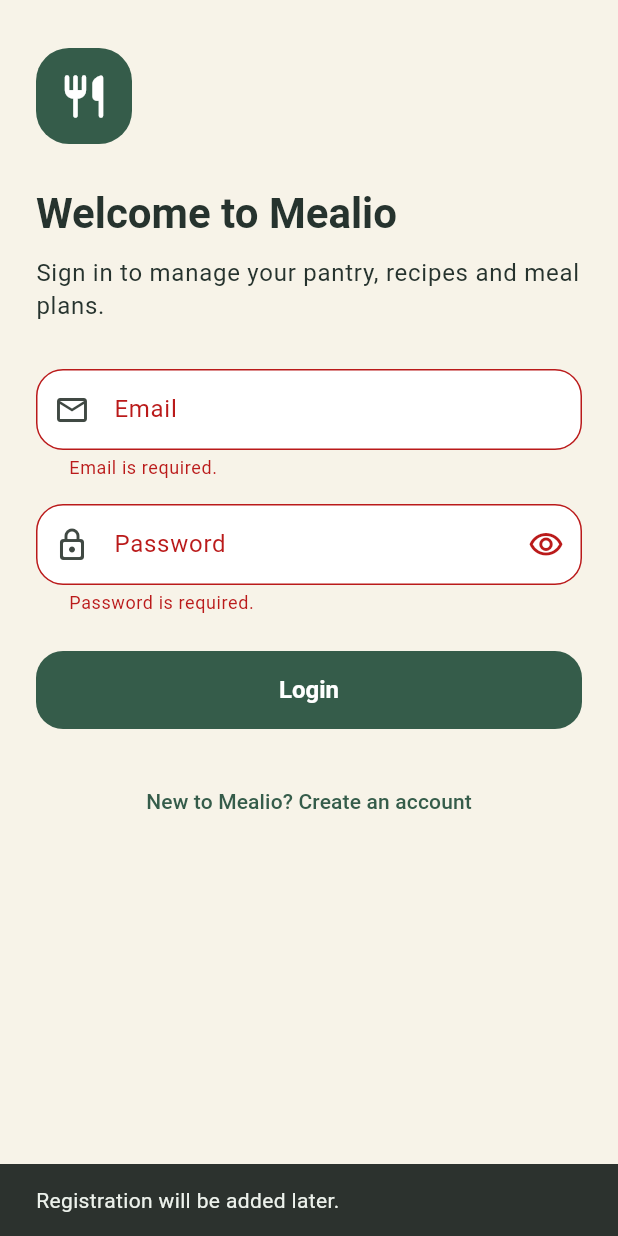
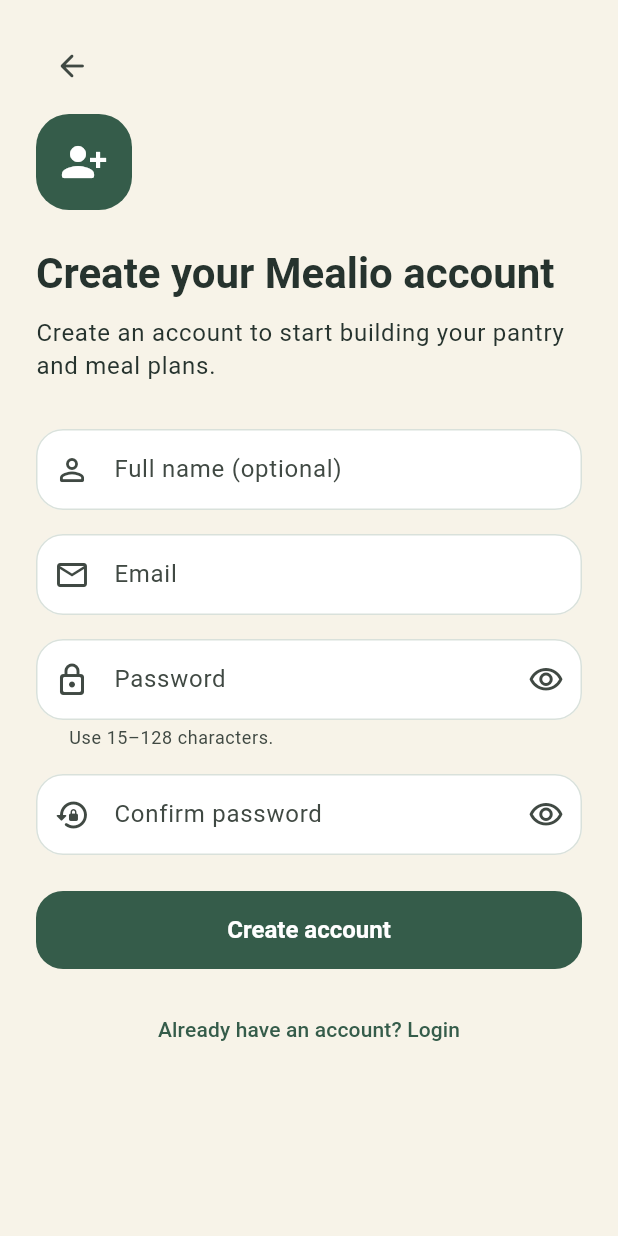
Before and after one commit to Pavel404-dev/Mealio, a Flutter app: the screen it shows after launch, after a tap on "Login", after a tap on "New to Mealio? Create an account", on a phone screen of 412 x 824 dp. Run offline on Flutter 3.47's test engine with Material 3 defaults, Android fonts, the phone set to English and light mode, and no system bars; our stand-ins replace dio, flutter_riverpod, flutter_secure_storage, go_router.

Commit message:
feat(frontend-auth): integrate user registration (#131)
Co-authored-by: Pavel Potapenko <potapenkopavel343@gmail.com>

```diff
--- a/frontend/lib/app/router/app_router.dart
+++ b/frontend/lib/app/router/app_router.dart
@@ -4,6 +4,7 @@
 
 import '../../features/auth/presentation/auth_controller.dart';
 import '../../features/auth/presentation/login_screen.dart';
+import '../../features/auth/presentation/register_screen.dart';
 import '../../features/home/presentation/home_screen.dart';
 import '../../features/splash/presentation/splash_screen.dart';
 
@@ -30,14 +31,18 @@
       final isAuthenticated = session?.isAuthenticated ?? false;
 
       if (isAuthenticated) {
-        if (location == '/splash' || location == '/login') {
+        if (location == '/splash' ||
+            location == '/login' ||
+            location == '/register') {
           return '/home';
         }
 
         return null;
       }
 
-      if (location != '/login') {
+      final isPublicAuthRoute = location == '/login' || location == '/register';
+
+      if (!isPublicAuthRoute) {
         return '/login';
       }
 
@@ -48,7 +53,19 @@
         path: '/splash',
         builder: (context, state) => const SplashScreen(),
       ),
-      GoRoute(path: '/login', builder: (context, state) => const LoginScreen()),
+      GoRoute(
+        path: '/login',
+        builder: (context, state) {
+          final extra = state.extra;
+          return LoginScreen(
+            registrationSuccessEmail: extra is String ? extra : null,
+          );
+        },
+      ),
+      GoRoute(
+        path: '/register',
+        builder: (context, state) => const RegisterScreen(),
+      ),
       GoRoute(path: '/home', builder: (context, state) => const HomeScreen()),
     ],
   );
--- a/frontend/lib/core/network/auth_interceptor.dart
+++ b/frontend/lib/core/network/auth_interceptor.dart
@@ -4,6 +4,8 @@
 
 class AuthInterceptor extends Interceptor {
   AuthInterceptor(this._storage);
+
+  static const Set<String> _publicAuthPaths = {'/auth/login', '/auth/register'};
 
   final SecureStorageService _storage;
 
@@ -12,7 +14,7 @@
     RequestOptions options,
     RequestInterceptorHandler handler,
   ) async {
-    if (options.path == '/auth/login') {
+    if (_publicAuthPaths.contains(options.path)) {
       handler.next(options);
       return;
     }
--- a/frontend/lib/features/auth/domain/auth_failure.dart
+++ b/frontend/lib/features/auth/domain/auth_failure.dart
@@ -1,6 +1,8 @@
 enum AuthFailureType {
   invalidCredentials,
   validation,
+  duplicateEmail,
+  registrationValidation,
   connection,
   invalidSession,
   unexpected,
@@ -20,6 +22,20 @@
     return const AuthFailure(
       type: AuthFailureType.validation,
       message: 'Please check the entered email and password.',
+    );
+  }
+
+  factory AuthFailure.duplicateEmail() {
+    return const AuthFailure(
+      type: AuthFailureType.duplicateEmail,
+      message: 'An account with this email already exists.',
+    );
+  }
+
+  factory AuthFailure.registrationValidation() {
+    return const AuthFailure(
+      type: AuthFailureType.registrationValidation,
+      message: 'Please check the registration details.',
     );
   }
 
--- a/frontend/lib/features/auth/presentation/login_screen.dart
+++ b/frontend/lib/features/auth/presentation/login_screen.dart
@@ -1,11 +1,14 @@
 import 'package:flutter/material.dart';
 import 'package:flutter_riverpod/flutter_riverpod.dart';
+import 'package:go_router/go_router.dart';
 
 import '../../../app/theme/app_colors.dart';
 import 'auth_controller.dart';
 
 class LoginScreen extends ConsumerStatefulWidget {
-  const LoginScreen({super.key});
+  const LoginScreen({super.key, this.registrationSuccessEmail});
+
+  final String? registrationSuccessEmail;
 
   @override
   ConsumerState<LoginScreen> createState() => _LoginScreenState();
@@ -15,10 +18,38 @@
   static final RegExp _emailPattern = RegExp(r'^[^@\s]+@[^@\s]+\.[^@\s]+$');
 
   final GlobalKey<FormState> _formKey = GlobalKey<FormState>();
-  final TextEditingController _emailController = TextEditingController();
-  final TextEditingController _passwordController = TextEditingController();
+  late final TextEditingController _emailController;
+  late final TextEditingController _passwordController;
 
   bool _obscurePassword = true;
+  bool _showRegistrationSuccess = false;
+
+  @override
+  void initState() {
+    super.initState();
+    _emailController = TextEditingController(
+      text: widget.registrationSuccessEmail ?? '',
+    );
+    _passwordController = TextEditingController();
+    _showRegistrationSuccess = widget.registrationSuccessEmail != null;
+  }
+
+  @override
+  void didUpdateWidget(covariant LoginScreen oldWidget) {
+    super.didUpdateWidget(oldWidget);
+
+    final registrationSuccessEmail = widget.registrationSuccessEmail;
+
+    if (registrationSuccessEmail != oldWidget.registrationSuccessEmail) {
+      _showRegistrationSuccess = registrationSuccessEmail != null;
+
+      if (registrationSuccessEmail != null) {
+        _emailController.text = registrationSuccessEmail;
+        _passwordController.clear();
+        _obscurePassword = true;
+      }
+    }
+  }
 
   @override
   void dispose() {
@@ -60,6 +91,12 @@
       return;
     }
 
+    if (_showRegistrationSuccess) {
+      setState(() {
+        _showRegistrationSuccess = false;
+      });
+    }
+
     ref
         .read(authControllerProvider.notifier)
         .login(
@@ -73,7 +110,7 @@
     final authState = ref.watch(authControllerProvider);
     final session = authState.asData?.value;
     final isLoginInProgress = session?.isLoginInProgress ?? false;
-    final failure = session?.failure;
+    final failure = _showRegistrationSuccess ? null : session?.failure;
 
     return Scaffold(
       key: const Key('login-screen'),
@@ -109,6 +146,21 @@
                 'Sign in to manage your pantry, recipes and meal plans.',
                 style: Theme.of(context).textTheme.bodyLarge,
               ),
+              if (_showRegistrationSuccess) ...[
+                const SizedBox(height: 20),
+                Container(
+                  key: const Key('registration-success-message'),
+                  padding: const EdgeInsets.all(14),
+                  decoration: BoxDecoration(
+                    color: AppColors.sage.withValues(alpha: 0.18),
+                    borderRadius: BorderRadius.circular(14),
+                    border: Border.all(color: AppColors.sage),
+                  ),
+                  child: const Text(
+                    'Account created successfully. You can now sign in.',
+                  ),
+                ),
+              ],
               const SizedBox(height: 32),
               TextFormField(
                 key: const Key('login-email-field'),
@@ -175,13 +227,10 @@
               ),
               const SizedBox(height: 24),
               TextButton(
-                onPressed: () {
-                  ScaffoldMessenger.of(context).showSnackBar(
-                    const SnackBar(
-                      content: Text('Registration will be added later.'),
-                    ),
-                  );
-                },
+                key: const Key('open-register-button'),
+                onPressed: isLoginInProgress
+                    ? null
+                    : () => context.push('/register'),
                 child: const Text('New to Mealio? Create an account'),
               ),
             ],
--- /dev/null
+++ b/frontend/lib/features/auth/presentation/register_screen.dart
@@ -0,0 +1,331 @@
+import 'package:flutter/material.dart';
+import 'package:flutter_riverpod/flutter_riverpod.dart';
+import 'package:go_router/go_router.dart';
+
+import '../../../app/theme/app_colors.dart';
+import '../data/auth_repository.dart';
+import '../domain/auth_failure.dart';
+
+class RegisterScreen extends ConsumerStatefulWidget {
+  const RegisterScreen({super.key});
+
+  @override
+  ConsumerState<RegisterScreen> createState() => _RegisterScreenState();
+}
+
+class _RegisterScreenState extends ConsumerState<RegisterScreen> {
+  static final RegExp _emailPattern = RegExp(r'^[^@\s]+@[^@\s]+\.[^@\s]+$');
+  static const int _minimumPasswordLength = 15;
+  static const int _maximumPasswordLength = 128;
+  static const int _maximumFullNameLength = 255;
+
+  final GlobalKey<FormState> _formKey = GlobalKey<FormState>();
+  final TextEditingController _fullNameController = TextEditingController();
+  final TextEditingController _emailController = TextEditingController();
+  final TextEditingController _passwordController = TextEditingController();
+  final TextEditingController _confirmPasswordController =
+      TextEditingController();
+
+  bool _obscurePassword = true;
+  bool _obscureConfirmPassword = true;
+  bool _isSubmitting = false;
+  AuthFailure? _failure;
+
+  @override
+  void dispose() {
+    _fullNameController.dispose();
+    _emailController.dispose();
+    _passwordController.dispose();
+    _confirmPasswordController.dispose();
+    super.dispose();
+  }
+
+  String? _validateFullName(String? value) {
+    final fullName = value?.trim() ?? '';
+
+    if (fullName.runes.length > _maximumFullNameLength) {
+      return 'Full name must be 255 characters or fewer.';
+    }
+
+    return null;
+  }
+
+  String? _validateEmail(String? value) {
+    final email = value?.trim() ?? '';
+
+    if (email.isEmpty) {
+      return 'Email is required.';
+    }
+
+    if (!_emailPattern.hasMatch(email)) {
+      return 'Enter a valid email address.';
+    }
+
+    return null;
+  }
+
+  String? _validatePassword(String? value) {
+    if (value == null || value.isEmpty) {
+      return 'Password is required.';
+    }
+
+    if (value.trim().isEmpty) {
+      return 'Password cannot contain only whitespace.';
+    }
+
+    final length = value.runes.length;
+
+    if (length < _minimumPasswordLength) {
+      return 'Password must be at least 15 characters.';
+    }
+
+    if (length > _maximumPasswordLength) {
+      return 'Password must be 128 characters or fewer.';
+    }
+
+    return null;
+  }
+
+  String? _validateConfirmPassword(String? value) {
+    if (value == null || value.isEmpty) {
+      return 'Please confirm your password.';
+    }
+
+    if (value != _passwordController.text) {
+      return 'Passwords do not match.';
+    }
+
+    return null;
+  }
+
+  Future<void> _submit() async {
+    if (_isSubmitting) {
+      return;
+    }
+
+    if (!_formKey.currentState!.validate()) {
+      return;
+    }
+
+    setState(() {
+      _isSubmitting = true;
+      _failure = null;
+    });
+
+    try {
+      final user = await ref
+          .read(authRepositoryProvider)
+          .register(
+            email: _emailController.text.trim(),
+            fullName: _fullNameController.text,
+            password: _passwordController.text,
+          );
+
+      if (!mounted) {
+        return;
+      }
+
+      context.go('/login', extra: user.email);
+    } on AuthFailure catch (failure) {
+      if (!mounted) {
+        return;
+      }
+
+      setState(() {
+        _isSubmitting = false;
+        _failure = failure;
+      });
+    } catch (_) {
+      if (!mounted) {
+        return;
+      }
+
+      setState(() {
+        _isSubmitting = false;
+        _failure = AuthFailure.unexpected();
+      });
+    }
+  }
+
+  void _goToLogin() {
+    if (_isSubmitting) {
+      return;
+    }
+
+    if (context.canPop()) {
+      context.pop();
+      return;
+    }
+
+    context.go('/login');
+  }
+
+  @override
+  Widget build(BuildContext context) {
+    return PopScope(
+      canPop: !_isSubmitting,
+      child: Scaffold(
+        key: const Key('register-screen'),
+        body: SafeArea(
+          child: Form(
+            key: _formKey,
+            child: ListView(
+              padding: const EdgeInsets.fromLTRB(24, 20, 24, 24),
+              children: [
+                Align(
+                  alignment: Alignment.centerLeft,
+                  child: IconButton(
+                    key: const Key('register-back-button'),
+                    tooltip: 'Back to login',
+                    onPressed: _isSubmitting ? null : _goToLogin,
+                    icon: const Icon(Icons.arrow_back_rounded),
+                  ),
+                ),
+                const SizedBox(height: 8),
+                Align(
+                  alignment: Alignment.centerLeft,
+                  child: Container(
+                    width: 64,
+                    height: 64,
+                    decoration: BoxDecoration(
+                      color: AppColors.forest,
+                      borderRadius: BorderRadius.circular(22),
+                    ),
+                    child: const Icon(
+                      Icons.person_add_alt_1_rounded,
+                      color: Colors.white,
+                      size: 32,
+                    ),
+                  ),
+                ),
+                const SizedBox(height: 24),
+                Text(
+                  'Create your Mealio account',
+                  style: Theme.of(context).textTheme.headlineMedium,
+                ),
+                const SizedBox(height: 10),
+                Text(
+                  'Create an account to start building your pantry and meal plans.',
+                  style: Theme.of(context).textTheme.bodyLarge,
+                ),
+                const SizedBox(height: 32),
+                TextFormField(
+                  key: const Key('register-full-name-field'),
+                  controller: _fullNameController,
+                  validator: _validateFullName,
+                  textInputAction: TextInputAction.next,
+                  autofillHints: const [AutofillHints.name],
+                  decoration: const InputDecoration(
+                    labelText: 'Full name (optional)',
+                    prefixIcon: Icon(Icons.person_outline_rounded),
+                  ),
+                ),
+                const SizedBox(height: 16),
+                TextFormField(
+                  key: const Key('register-email-field'),
+                  controller: _emailController,
+                  validator: _validateEmail,
+                  keyboardType: TextInputType.emailAddress,
+                  textInputAction: TextInputAction.next,
+                  autofillHints: const [AutofillHints.email],
+                  decoration: const InputDecoration(
+                    labelText: 'Email',
+                    hintText: 'you@example.com',
+                    prefixIcon: Icon(Icons.email_outlined),
+                  ),
+                ),
+                const SizedBox(height: 16),
+                TextFormField(
+                  key: const Key('register-password-field'),
+                  controller: _passwordController,
+                  validator: _validatePassword,
+                  obscureText: _obscurePassword,
+                  textInputAction: TextInputAction.next,
+                  autofillHints: const [AutofillHints.newPassword],
+                  decoration: InputDecoration(
+                    labelText: 'Password',
+                    helperText: 'Use 15–128 characters.',
+                    prefixIcon: const Icon(Icons.lock_outline_rounded),
+                    suffixIcon: IconButton(
+                      tooltip: _obscurePassword
+                          ? 'Show password'
+                          : 'Hide password',
+                      onPressed: () {
+                        setState(() {
+                          _obscurePassword = !_obscurePassword;
+                        });
+                      },
+                      icon: Icon(
+                        _obscurePassword
+                            ? Icons.visibility_outlined
+                            : Icons.visibility_off_outlined,
+                      ),
+                    ),
+                  ),
+                ),
+                const SizedBox(height: 16),
+                TextFormField(
+                  key: const Key('register-confirm-password-field'),
+                  controller: _confirmPasswordController,
+                  validator: _validateConfirmPassword,
+                  obscureText: _obscureConfirmPassword,
+                  textInputAction: TextInputAction.done,
+                  autofillHints: const [AutofillHints.newPassword],
+                  onFieldSubmitted: (_) => _submit(),
+                  decoration: InputDecoration(
+                    labelText: 'Confirm password',
+                    prefixIcon: const Icon(Icons.lock_reset_rounded),
+                    suffixIcon: IconButton(
+                      tooltip: _obscureConfirmPassword
+                          ? 'Show password confirmation'
+                          : 'Hide password confirmation',
+                      onPressed: () {
+                        setState(() {
+                          _obscureConfirmPassword = !_obscureConfirmPassword;
+                        });
+                      },
+                      icon: Icon(
+                        _obscureConfirmPassword
+                            ? Icons.visibility_outlined
+                            : Icons.visibility_off_outlined,
+                      ),
+                    ),
+                  ),
+                ),
+                if (_failure != null) ...[
+                  const SizedBox(height: 16),
+                  Text(
+                    _failure!.message,
+                    key: const Key('register-error-message'),
+                    style: TextStyle(
+                      color: Theme.of(context).colorScheme.error,
+                    ),
+                  ),
+                ],
+                const SizedBox(height: 24),
+                FilledButton(
+                  key: const Key('register-button'),
+                  onPressed: _isSubmitting ? null : _submit,
+                  child: _isSubmitting
+                      ? const SizedBox(
+                          key: Key('register-loading-indicator'),
+                          width: 20,
+                          height: 20,
+                          child: CircularProgressIndicator(strokeWidth: 2),
+                        )
+                      : const Text('Create account'),
+                ),
+                const SizedBox(height: 16),
+                TextButton(
+                  key: const Key('register-login-button'),
+                  onPressed: _isSubmitting ? null : _goToLogin,
+                  child: const Text('Already have an account? Login'),
+                ),
+              ],
+            ),
+          ),
+        ),
+      ),
+    );
+  }
+}
```
Also changed, not shown: frontend/lib/features/auth/data/auth_repository.dart (+55 -8 lines), 5 other files.
